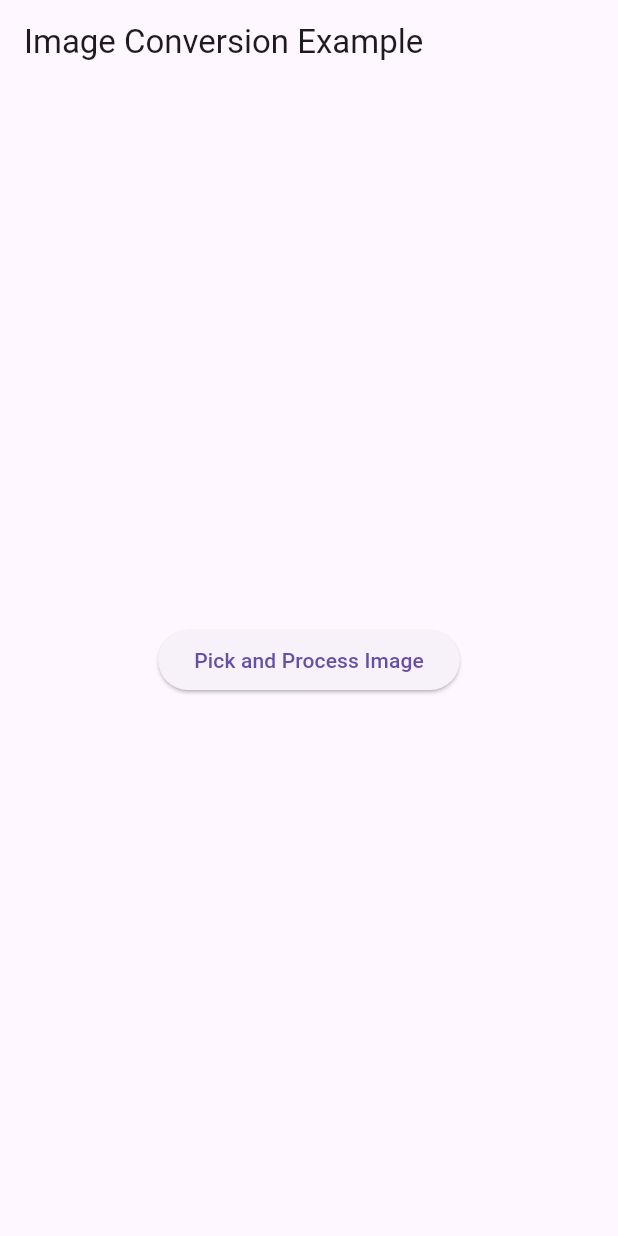
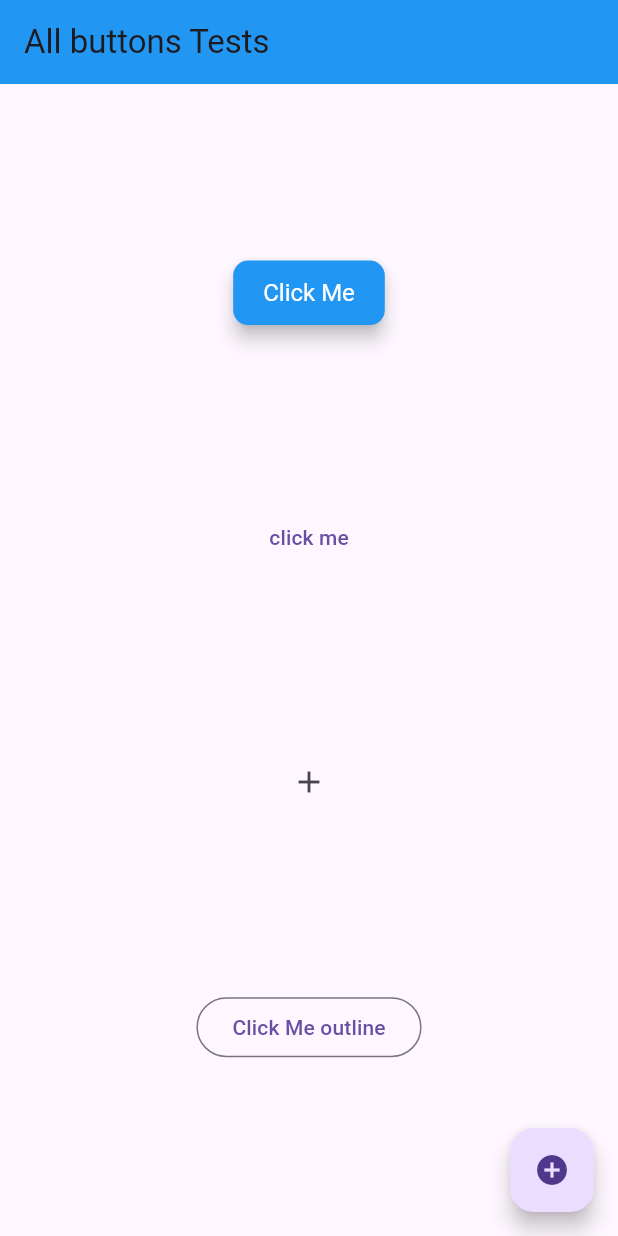
Before and after one commit to Sonykhan1121/Flutter-Full-Stack-Development, a Flutter app: the screen it shows after launch, on a phone screen of 412 x 824 dp. Run offline on Flutter 3.47's test engine with Material 3 defaults, Android fonts, the phone set to English and light mode, and no system bars; our stand-ins replace cached_network_image, image_picker; project files that could hold a hidden picture were left out.

Commit message:
Button  Features

```diff
--- /dev/null
+++ b/03 Practice Basic Flutter Projects/test_widget/lib/button_features/buttons.dart
@@ -0,0 +1,53 @@
+import 'package:flutter/material.dart';
+
+class Buttons extends StatefulWidget {
+  const Buttons({super.key});
+
+  @override
+  State<Buttons> createState() => _ButtonsState();
+}
+
+class _ButtonsState extends State<Buttons> {
+  @override
+  Widget build(BuildContext context) {
+    return Scaffold(
+      appBar: AppBar(
+        title: const Text('All buttons Tests'),
+        backgroundColor: Theme.of(context).primaryColor,
+      ),
+      body: Center(
+
+        child: Column(
+          mainAxisAlignment: MainAxisAlignment.spaceEvenly,
+          crossAxisAlignment: CrossAxisAlignment.center,
+          children: [
+            ElevatedButton(
+              onPressed: () {
+                print('Button Pressed!');
+              },
+              style: ElevatedButton.styleFrom(
+                textStyle: const TextStyle(fontSize: 16),
+                padding: const EdgeInsets.symmetric(horizontal: 20, vertical: 12),
+                backgroundColor: Colors.blue, // Correct: A Color, not a MaterialStateProperty
+                foregroundColor: Colors.white,
+                elevation: 5,
+                shape: RoundedRectangleBorder(
+                  borderRadius: BorderRadius.circular(10),
+                ),
+                overlayColor: Colors.teal,
+              ),
+              child: const Text('Click Me'),
+            ),
+
+            TextButton(onPressed: (){}, child: Text("click me")),
+            IconButton(onPressed: (){}, icon: Icon(Icons.add)),
+            OutlinedButton(onPressed: (){}, child: Text('Click Me outline')),
+          ],
+        ),
+      ),
+      floatingActionButton: FloatingActionButton(onPressed: (){},
+        child: Icon(Icons.add_circle),
+      ),
+    );
+  }
+}
--- a/03 Practice Basic Flutter Projects/test_widget/lib/main.dart
+++ b/03 Practice Basic Flutter Projects/test_widget/lib/main.dart
@@ -2,6 +2,7 @@ import 'package:flutter/material.dart';
 import 'package:provider/provider.dart';
 import 'package:test_widget/TextExpandFeatures/provider/text_expanded_provider.dart';
 import 'package:test_widget/TextExpandFeatures/textexpand.dart';
+import 'package:test_widget/button_features/buttons.dart';
 import 'package:test_widget/constants/constant.dart';
 import 'package:test_widget/file_features/file_info_example.dart';
 import 'package:test_widget/file_features/imageconversionexample.dart';
@@ -28,7 +29,7 @@ class MyApp extends StatelessWidget {
         theme: ThemeData(
           primaryColor: Colors.blue,
         ),
-        home: ImageConversionExample(),
+        home: Buttons(),
       ),
 
     );
```
